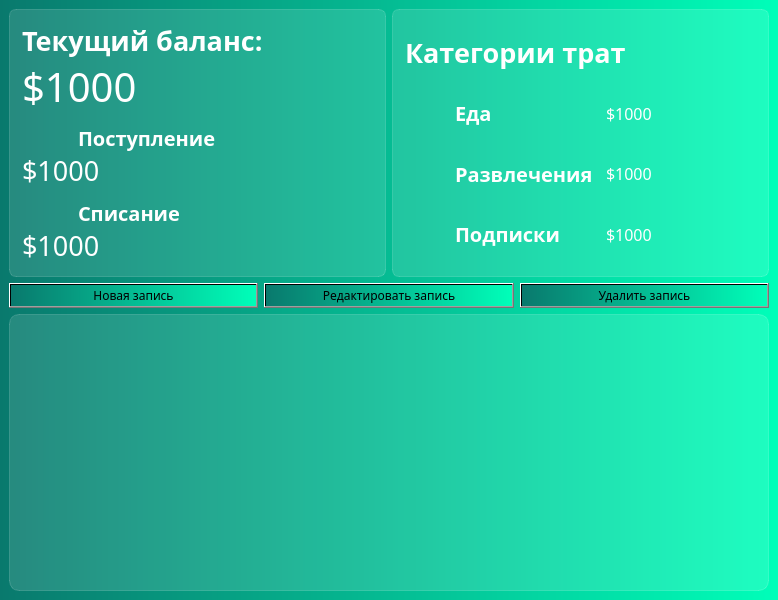
Above: main.ui from k0vaaa/TrackerApp before the change. Below: the same form after it.
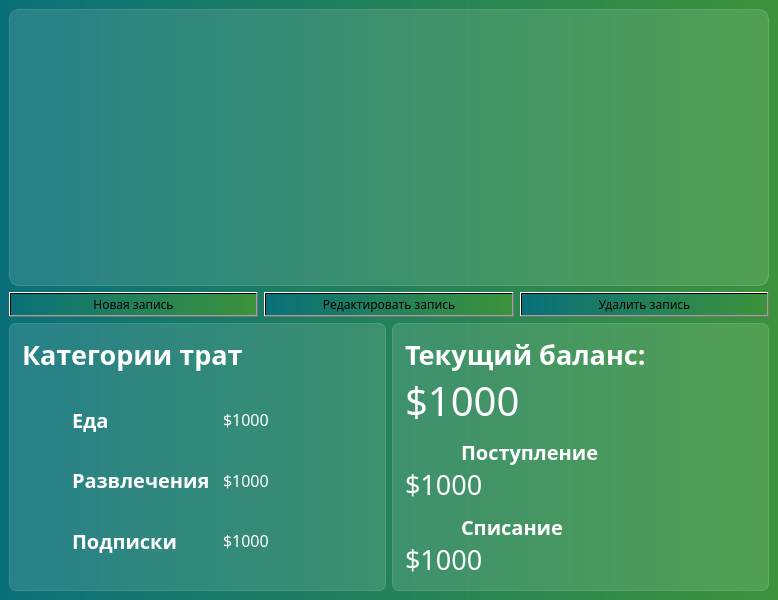
That is the form after the change. Icons and pictures are not drawn.

```diff
--- a/main.ui
+++ b/main.ui
@@ -14,178 +14,168 @@
    <string>MyTracker</string>
   </property>
   <property name="styleSheet">
-   <string notr="true">background-color: qlineargradient(spread:pad, x1:0, y1:0, x2:1, y2:0, stop:0 rgba(9,121,109,1), stop:1 rgba(0,255,185,1));
+   <string notr="true">background-color: qlineargradient(spread:pad, x1:0, y1:0, x2:1, y2:0, stop:0 rgba(9,112,121,1), stop:1 rgba(60,147,59,1));
 font-family: Montserrat;</string>
   </property>
   <widget class="QWidget" name="centralwidget">
    <layout class="QVBoxLayout" name="verticalLayout_3">
+    <item>
+     <widget class="QTableView" name="tableView">
+      <property name="styleSheet">
+       <string notr="true">QTableView {
+background-color: rgba(255,255,255,30);
+border: 1px solid rgba(255,255,255,40);
+border-radius: 10px;
+}
+
+QTableView::section {
+background-color:  rgb(53,53,53);
+color: white;
+border: none;
+height: 50px;
+font-size: 14px;
+}
+
+QTableView::item {
+border-style: none;
+border-bottom: 1px solid rgba(255,255,255,50);
+}
+
+QTableView::item:selected {
+border: none;
+color: rgba(255,255,255);
+background-color: rgba(255,255,255,50);
+}
+</string>
+      </property>
+      <property name="verticalScrollBarPolicy">
+       <enum>Qt::ScrollBarPolicy::ScrollBarAlwaysOff</enum>
+      </property>
+      <property name="horizontalScrollBarPolicy">
+       <enum>Qt::ScrollBarPolicy::ScrollBarAlwaysOff</enum>
+      </property>
+      <property name="showGrid">
+       <bool>false</bool>
+      </property>
+      <attribute name="horizontalHeaderDefaultSectionSize">
+       <number>135</number>
+      </attribute>
+     </widget>
+    </item>
+    <item>
+     <layout class="QHBoxLayout" name="horizontalLayout_7">
+      <item>
+       <widget class="QPushButton" name="pb_add">
+        <property name="styleSheet">
+         <string notr="true">QPushButton {
+font-color: white;
+background-color: rgba(255,255,255,30);
+border: 1px solid rgba(255,255,255,40);
+border-radius: 7px;
+width: 230px;
+height: 50px;	
+}
+
+QPushButton:hover {
+background-color: rgba(255,255,255,50);
+}
+
+QPushButton:pressed {
+background-color: rgba(255,255,255,80);
+};
+</string>
+        </property>
+        <property name="text">
+         <string>Новая запись</string>
+        </property>
+        <property name="icon">
+         <iconset resource="res.qrc">
+          <normaloff>:/icons/icons/add.svg</normaloff>:/icons/icons/add.svg</iconset>
+        </property>
+        <property name="iconSize">
+         <size>
+          <width>24</width>
+          <height>24</height>
+         </size>
+        </property>
+       </widget>
+      </item>
+      <item>
+       <widget class="QPushButton" name="pb_edit">
+        <property name="styleSheet">
+         <string notr="true">QPushButton {
+font-color: white;
+background-color: rgba(255,255,255,30);
+border: 1px solid rgba(255,255,255,40);
+border-radius: 7px;
+width: 230px;
+height: 50px;	
+}
+
+QPushButton:hover {
+background-color: rgba(255,255,255,50);
+}
+
+QPushButton:pressed {
+background-color: rgba(255,255,255,80);
+};
+</string>
+        </property>
+        <property name="text">
+         <string>Редактировать запись</string>
+        </property>
+        <property name="icon">
+         <iconset resource="res.qrc">
+          <normaloff>:/icons/icons/edit.svg</normaloff>:/icons/icons/edit.svg</iconset>
+        </property>
+        <property name="iconSize">
+         <size>
+          <width>24</width>
+          <height>24</height>
+         </size>
+        </property>
+       </widget>
+      </item>
+      <item>
+       <widget class="QPushButton" name="pushButton_3">
+        <property name="styleSheet">
+         <string notr="true">QPushButton {
+font-color: white;
+background-color: rgba(255,255,255,30);
+border: 1px solid rgba(255,255,255,40);
+border-radius: 7px;
+width: 230px;
+height: 50px;	
+}
+
+QPushButton:hover {
+background-color: rgba(255,255,255,50);
+}
+
+QPushButton:pressed {
+background-color: rgba(255,255,255,80);
+};
+</string>
+        </property>
+        <property name="text">
+         <string>Удалить запись</string>
+        </property>
+        <property name="icon">
+         <iconset resource="res.qrc">
+          <normaloff>:/icons/icons/delete.svg</normaloff>:/icons/icons/delete.svg</iconset>
+        </property>
+        <property name="iconSize">
+         <size>
+          <width>24</width>
+          <height>24</height>
+         </size>
+        </property>
+       </widget>
+      </item>
+     </layout>
+    </item>
     <item>
      <layout class="QHBoxLayout" name="horizontalLayout_6">
-      <item>
-       <widget class="QFrame" name="status">
-        <property name="styleSheet">
-         <string notr="true">background-color: rgba(255,255,255,30);
-border: 1px solid rgba(255,255,255,40);
-border-radius: 7px;</string>
-        </property>
-        <layout class="QVBoxLayout" name="verticalLayout">
-         <property name="spacing">
-          <number>0</number>
-         </property>
-         <property name="leftMargin">
-          <number>12</number>
-         </property>
-         <property name="topMargin">
-          <number>12</number>
-         </property>
-         <property name="rightMargin">
-          <number>12</number>
-         </property>
-         <property name="bottomMargin">
-          <number>12</number>
-         </property>
-         <item>
-          <widget class="QLabel" name="lb_balancern">
-           <property name="styleSheet">
-            <string notr="true">color: white;
-font-weight: bold;
-font-size: 20pt;
-background-color: none;
-border: none;</string>
-           </property>
-           <property name="text">
-            <string>Текущий баланс:</string>
-           </property>
-          </widget>
-         </item>
-         <item>
-          <widget class="QLabel" name="lb_valuern">
-           <property name="styleSheet">
-            <string notr="true">color: white;
-font-size: 30pt;
-background-color: none;
-border: none;</string>
-           </property>
-           <property name="text">
-            <string>$1000</string>
-           </property>
-          </widget>
-         </item>
-         <item>
-          <layout class="QHBoxLayout" name="horizontalLayout">
-           <property name="spacing">
-            <number>0</number>
-           </property>
-           <item>
-            <widget class="QLabel" name="lb_iconup">
-             <property name="maximumSize">
-              <size>
-               <width>50</width>
-               <height>16777215</height>
-              </size>
-             </property>
-             <property name="styleSheet">
-              <string notr="true">background-color: none;
-padding-top: 10px;
-border: none;</string>
-             </property>
-             <property name="text">
-              <string/>
-             </property>
-             <property name="pixmap">
-              <pixmap resource="res.qrc">:/icons/icons/up.svg</pixmap>
-             </property>
-            </widget>
-           </item>
-           <item>
-            <widget class="QLabel" name="lb_textup">
-             <property name="styleSheet">
-              <string notr="true">color: white;
-font-size: 15pt;
-background-color: none;
-border: none;
-font-weight: bold;
-padding-top: 10px;</string>
-             </property>
-             <property name="text">
-              <string>Поступление</string>
-             </property>
-            </widget>
-           </item>
-          </layout>
-         </item>
-         <item>
-          <widget class="QLabel" name="lb_textupmain">
-           <property name="styleSheet">
-            <string notr="true">color: white;
-font-size: 20pt;
-background-color: none;
-border: none;</string>
-           </property>
-           <property name="text">
-            <string>$1000</string>
-           </property>
-          </widget>
-         </item>
-         <item>
-          <layout class="QHBoxLayout" name="horizontalLayout_2">
-           <property name="spacing">
-            <number>0</number>
-           </property>
-           <item>
-            <widget class="QLabel" name="lb_icondown">
-             <property name="maximumSize">
-              <size>
-               <width>50</width>
-               <height>16777215</height>
-              </size>
-             </property>
-             <property name="styleSheet">
-              <string notr="true">background-color: none;
-padding-top: 10px;
-border: none;</string>
-             </property>
-             <property name="text">
-              <string/>
-             </property>
-             <property name="pixmap">
-              <pixmap resource="res.qrc">:/icons/icons/down.svg</pixmap>
-             </property>
-            </widget>
-           </item>
-           <item>
-            <widget class="QLabel" name="lb_textdown">
-             <property name="styleSheet">
-              <string notr="true">color: white;
-font-size: 15pt;
-background-color: none;
-border: none;
-font-weight: bold;
-padding-top: 10px;</string>
-             </property>
-             <property name="text">
-              <string>Списание</string>
-             </property>
-            </widget>
-           </item>
-          </layout>
-         </item>
-         <item>
-          <widget class="QLabel" name="lb_textdownmain">
-           <property name="styleSheet">
-            <string notr="true">color: white;
-font-size: 20pt;
-background-color: none;
-border: none;</string>
-           </property>
-           <property name="text">
-            <string>$1000</string>
-           </property>
-          </widget>
-         </item>
-        </layout>
-       </widget>
-      </item>
       <item>
        <widget class="QFrame" name="categories">
         <property name="styleSheet">
@@ -221,10 +211,19 @@
            <property name="text">
             <string>Категории трат</string>
            </property>
+           <property name="alignment">
+            <set>Qt::AlignmentFlag::AlignLeading|Qt::AlignmentFlag::AlignLeft|Qt::AlignmentFlag::AlignTop</set>
+           </property>
           </widget>
          </item>
          <item>
           <layout class="QHBoxLayout" name="horizontalLayout_5">
+           <property name="spacing">
+            <number>0</number>
+           </property>
+           <property name="bottomMargin">
+            <number>15</number>
+           </property>
            <item>
             <widget class="QLabel" name="lb_iconfood">
              <property name="maximumSize">
@@ -244,6 +243,12 @@
              <property name="pixmap">
               <pixmap resource="res.qrc">:/icons/icons/food.svg</pixmap>
              </property>
+             <property name="scaledContents">
+              <bool>false</bool>
+             </property>
+             <property name="alignment">
+              <set>Qt::AlignmentFlag::AlignLeading|Qt::AlignmentFlag::AlignLeft|Qt::AlignmentFlag::AlignTop</set>
+             </property>
             </widget>
            </item>
            <item>
@@ -258,6 +263,12 @@
              <property name="text">
               <string>Еда</string>
              </property>
+             <property name="alignment">
+              <set>Qt::AlignmentFlag::AlignLeading|Qt::AlignmentFlag::AlignLeft|Qt::AlignmentFlag::AlignVCenter</set>
+             </property>
+             <property name="wordWrap">
+              <bool>false</bool>
+             </property>
             </widget>
            </item>
            <item>
@@ -277,6 +288,12 @@
          </item>
          <item>
           <layout class="QHBoxLayout" name="horizontalLayout_4">
+           <property name="spacing">
+            <number>0</number>
+           </property>
+           <property name="bottomMargin">
+            <number>15</number>
+           </property>
            <item>
             <widget class="QLabel" name="lb_iconenter">
              <property name="maximumSize">
@@ -296,6 +313,12 @@
              <property name="pixmap">
               <pixmap resource="res.qrc">:/icons/icons/enter.svg</pixmap>
              </property>
+             <property name="scaledContents">
+              <bool>false</bool>
+             </property>
+             <property name="alignment">
+              <set>Qt::AlignmentFlag::AlignLeading|Qt::AlignmentFlag::AlignLeft|Qt::AlignmentFlag::AlignTop</set>
+             </property>
             </widget>
            </item>
            <item>
@@ -310,6 +333,12 @@
              <property name="text">
               <string>Развлечения</string>
              </property>
+             <property name="alignment">
+              <set>Qt::AlignmentFlag::AlignLeading|Qt::AlignmentFlag::AlignLeft|Qt::AlignmentFlag::AlignVCenter</set>
+             </property>
+             <property name="wordWrap">
+              <bool>false</bool>
+             </property>
             </widget>
            </item>
            <item>
@@ -329,6 +358,12 @@
          </item>
          <item>
           <layout class="QHBoxLayout" name="horizontalLayout_3">
+           <property name="spacing">
+            <number>0</number>
+           </property>
+           <property name="bottomMargin">
+            <number>15</number>
+           </property>
            <item>
             <widget class="QLabel" name="lb_icon_subscr">
              <property name="maximumSize">
@@ -348,6 +383,12 @@
              <property name="pixmap">
               <pixmap resource="res.qrc">:/icons/icons/sub.svg</pixmap>
              </property>
+             <property name="scaledContents">
+              <bool>false</bool>
+             </property>
+             <property name="alignment">
+              <set>Qt::AlignmentFlag::AlignLeading|Qt::AlignmentFlag::AlignLeft|Qt::AlignmentFlag::AlignTop</set>
+             </property>
             </widget>
            </item>
            <item>
@@ -362,6 +403,12 @@
              <property name="text">
               <string>Подписки</string>
              </property>
+             <property name="alignment">
+              <set>Qt::AlignmentFlag::AlignLeading|Qt::AlignmentFlag::AlignLeft|Qt::AlignmentFlag::AlignVCenter</set>
+             </property>
+             <property name="wordWrap">
+              <bool>false</bool>
+             </property>
             </widget>
            </item>
            <item>
@@ -382,163 +429,173 @@
         </layout>
        </widget>
       </item>
-     </layout>
-    </item>
-    <item>
-     <layout class="QHBoxLayout" name="horizontalLayout_7">
       <item>
-       <widget class="QPushButton" name="pb_add">
+       <widget class="QFrame" name="status">
         <property name="styleSheet">
-         <string notr="true">QPushButton {
-font-color: white;
-background-color: rgba(255,255,255,30);
+         <string notr="true">background-color: rgba(255,255,255,30);
 border: 1px solid rgba(255,255,255,40);
-border-radius: 7px;
-width: 230px;
-height: 50px;	
-}
-
-QPushButton:hover {
-background-color: rgba(255,255,255,50);
-}
-
-QPushButton:pressed {
-background-color: rgba(255,255,255,80);
-};
-</string>
+border-radius: 7px;</string>
         </property>
-        <property name="text">
-         <string>Новая запись</string>
-        </property>
-        <property name="icon">
-         <iconset resource="res.qrc">
-          <normaloff>:/icons/icons/add.svg</normaloff>:/icons/icons/add.svg</iconset>
-        </property>
-        <property name="iconSize">
-         <size>
-          <width>24</width>
-          <height>24</height>
-         </size>
-        </property>
+        <layout class="QVBoxLayout" name="verticalLayout">
+         <property name="spacing">
+          <number>0</number>
+         </property>
+         <property name="leftMargin">
+          <number>12</number>
+         </property>
+         <property name="topMargin">
+          <number>12</number>
+         </property>
+         <property name="rightMargin">
+          <number>12</number>
+         </property>
+         <property name="bottomMargin">
+          <number>12</number>
+         </property>
+         <item>
+          <widget class="QLabel" name="lb_balancern">
+           <property name="styleSheet">
+            <string notr="true">color: white;
+font-weight: bold;
+font-size: 20pt;
+background-color: none;
+border: none;</string>
+           </property>
+           <property name="text">
+            <string>Текущий баланс:</string>
+           </property>
+          </widget>
+         </item>
+         <item>
+          <widget class="QLabel" name="lb_valuern">
+           <property name="styleSheet">
+            <string notr="true">color: white;
+font-size: 30pt;
+background-color: none;
+border: none;</string>
+           </property>
+           <property name="text">
+            <string>$1000</string>
+           </property>
+          </widget>
+         </item>
+         <item>
+          <layout class="QHBoxLayout" name="horizontalLayout">
+           <property name="spacing">
+            <number>0</number>
+           </property>
+           <item>
+            <widget class="QLabel" name="lb_iconup">
+             <property name="maximumSize">
+              <size>
+               <width>50</width>
+               <height>16777215</height>
+              </size>
+             </property>
+             <property name="styleSheet">
+              <string notr="true">background-color: none;
+padding-top: 10px;
+border: none;</string>
+             </property>
+             <property name="text">
+              <string/>
+             </property>
+             <property name="pixmap">
+              <pixmap resource="res.qrc">:/icons/icons/up.svg</pixmap>
+             </property>
+            </widget>
+           </item>
+           <item>
+            <widget class="QLabel" name="lb_textup">
+             <property name="styleSheet">
+              <string notr="true">color: white;
+font-size: 15pt;
+background-color: none;
+border: none;
+font-weight: bold;
+padding-top: 10px;</string>
+             </property>
+             <property name="text">
+              <string>Поступление</string>
+             </property>
+            </widget>
+           </item>
+          </layout>
+         </item>
+         <item>
+          <widget class="QLabel" name="lb_textupmain">
+           <property name="styleSheet">
+            <string notr="true">color: white;
+font-size: 20pt;
+background-color: none;
+border: none;</string>
+           </property>
+           <property name="text">
+            <string>$1000</string>
+           </property>
+          </widget>
+         </item>
+         <item>
+          <layout class="QHBoxLayout" name="horizontalLayout_2">
+           <property name="spacing">
+            <number>0</number>
+           </property>
+           <item>
+            <widget class="QLabel" name="lb_icondown">
+             <property name="maximumSize">
+              <size>
+               <width>50</width>
+               <height>16777215</height>
+              </size>
+             </property>
+             <property name="styleSheet">
+              <string notr="true">background-color: none;
+padding-top: 10px;
+border: none;</string>
+             </property>
+             <property name="text">
+              <string/>
+             </property>
+             <property name="pixmap">
+              <pixmap resource="res.qrc">:/icons/icons/down.svg</pixmap>
+             </property>
+            </widget>
+           </item>
+           <item>
+            <widget class="QLabel" name="lb_textdown">
+             <property name="styleSheet">
+              <string notr="true">color: white;
+font-size: 15pt;
+background-color: none;
+border: none;
+font-weight: bold;
+padding-top: 10px;</string>
+             </property>
+             <property name="text">
+              <string>Списание</string>
+             </property>
+            </widget>
+           </item>
+          </layout>
+         </item>
+         <item>
+          <widget class="QLabel" name="lb_textdownmain">
+           <property name="styleSheet">
+            <string notr="true">color: white;
+font-size: 20pt;
+background-color: none;
+border: none;</string>
+           </property>
+           <property name="text">
+            <string>$1000</string>
+           </property>
+          </widget>
+         </item>
+        </layout>
        </widget>
       </item>
-      <item>
-       <widget class="QPushButton" name="pb_edit">
-        <property name="styleSheet">
-         <string notr="true">QPushButton {
-font-color: white;
-background-color: rgba(255,255,255,30);
-border: 1px solid rgba(255,255,255,40);
-border-radius: 7px;
-width: 230px;
-height: 50px;	
-}
-
-QPushButton:hover {
-background-color: rgba(255,255,255,50);
-}
-
-QPushButton:pressed {
-background-color: rgba(255,255,255,80);
-};
-</string>
-        </property>
-        <property name="text">
-         <string>Редактировать запись</string>
-        </property>
-        <property name="icon">
-         <iconset resource="res.qrc">
-          <normaloff>:/icons/icons/edit.svg</normaloff>:/icons/icons/edit.svg</iconset>
-        </property>
-        <property name="iconSize">
-         <size>
-          <width>24</width>
-          <height>24</height>
-         </size>
-        </property>
-       </widget>
-      </item>
-      <item>
-       <widget class="QPushButton" name="pushButton_3">
-        <property name="styleSheet">
-         <string notr="true">QPushButton {
-font-color: white;
-background-color: rgba(255,255,255,30);
-border: 1px solid rgba(255,255,255,40);
-border-radius: 7px;
-width: 230px;
-height: 50px;	
-}
-
-QPushButton:hover {
-background-color: rgba(255,255,255,50);
-}
-
-QPushButton:pressed {
-background-color: rgba(255,255,255,80);
-};
-</string>
-        </property>
-        <property name="text">
-         <string>Удалить запись</string>
-        </property>
-        <property name="icon">
-         <iconset resource="res.qrc">
-          <normaloff>:/icons/icons/delete.svg</normaloff>:/icons/icons/delete.svg</iconset>
-        </property>
-        <property name="iconSize">
-         <size>
-          <width>24</width>
-          <height>24</height>
-         </size>
-        </property>
-       </widget>
-      </item>
      </layout>
     </item>
-    <item>
-     <widget class="QTableView" name="tableView">
-      <property name="styleSheet">
-       <string notr="true">QTableView {
-background-color: rgba(255,255,255,30);
-border: 1px solid rgba(255,255,255,40);
-border-radius: 10px;
-}
-
-QTableView::section {
-background-color:  rgb(53,53,53);
-color: white;
-border: none;
-height: 50px;
-font-size: 14px;
-}
-
-QTableView::item {
-border-style: none;
-border-bottom: 1px solid rgba(255,255,255,50);
-}
-
-QTableView::item:selected {
-border: none;
-color: rgba(255,255,255);
-background-color: rgba(255,255,255,50);
-}
-</string>
-      </property>
-      <property name="verticalScrollBarPolicy">
-       <enum>Qt::ScrollBarPolicy::ScrollBarAlwaysOff</enum>
-      </property>
-      <property name="horizontalScrollBarPolicy">
-       <enum>Qt::ScrollBarPolicy::ScrollBarAlwaysOff</enum>
-      </property>
-      <property name="showGrid">
-       <bool>false</bool>
-      </property>
-      <attribute name="horizontalHeaderDefaultSectionSize">
-       <number>135</number>
-      </attribute>
-     </widget>
-    </item>
    </layout>
   </widget>
  </widget>
```
